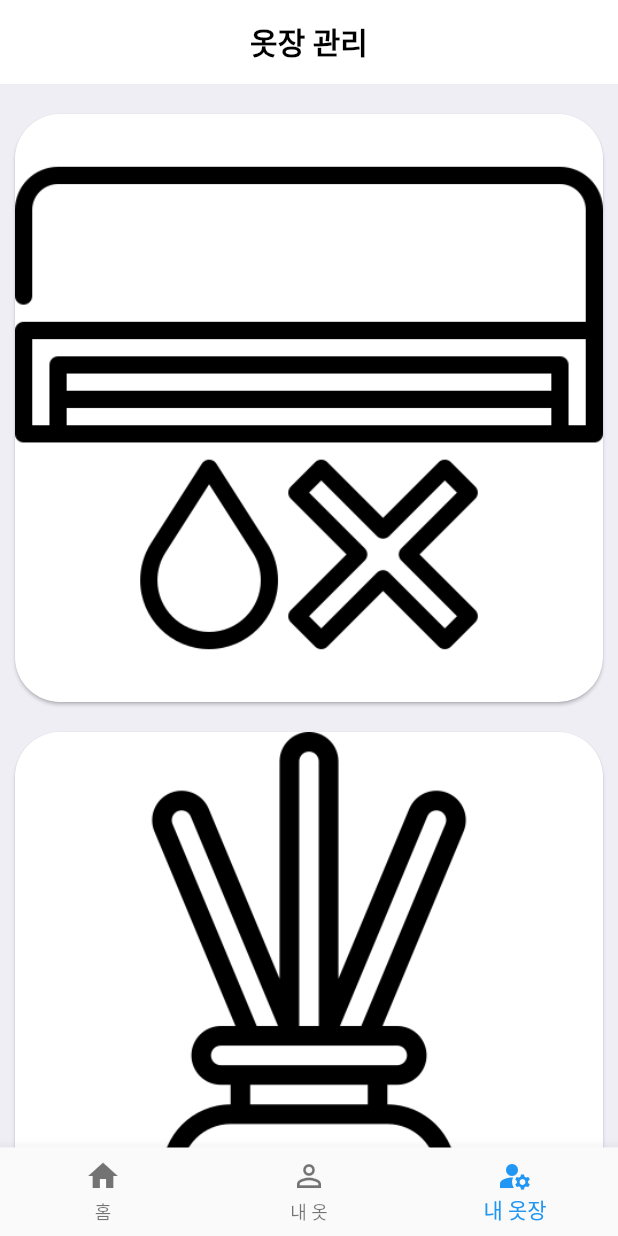
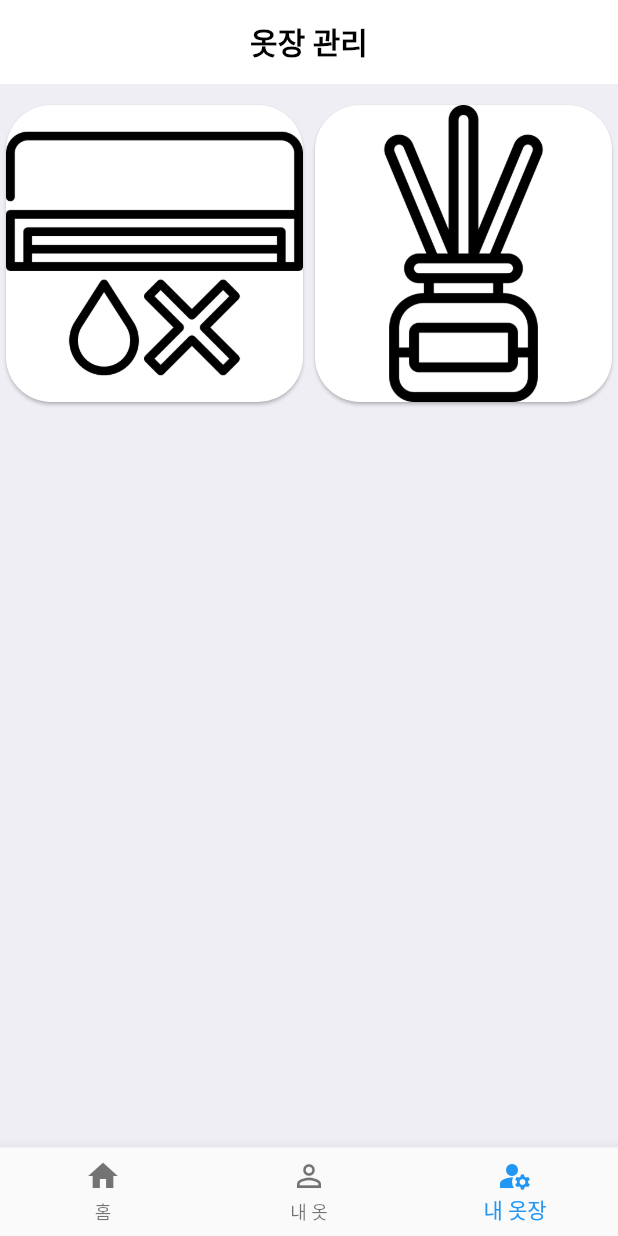
Before and after one commit to Capstone-3/app, a Flutter app: the screen it shows after launch, item 3 of the bottom bar chosen, on a phone screen of 412 x 824 dp. Run offline on Flutter 3.47's test engine with Material 2 defaults, Android fonts, the phone set to English and light mode, and no system bars; our stand-ins replace firebase_core, firebase_database, firebase_storage, image_picker; accounts and stored records are empty.

Commit message:
아이콘 크기 줄이기

```diff
--- a/lib/myClosetPage.dart
+++ b/lib/myClosetPage.dart
@@ -32,12 +32,12 @@ class _myClosetAppState extends State<myClosetApp> {
         padding: EdgeInsets.only(top: 10),
         color: Color.fromRGBO(239, 238, 245, 100),
         child: Center(
-            child: ListView(
+            child: GridView.count(
+          crossAxisCount: 2,
           children: <Card>[
             Card(
               shape: RoundedRectangleBorder(
                   borderRadius: BorderRadius.all(Radius.circular(30))),
-              margin: EdgeInsets.only(left: 10, right: 10, top: 10),
               child: InkWell(
                 onTap: () {
                   Navigator.of(context).push(
@@ -51,7 +51,6 @@ class _myClosetAppState extends State<myClosetApp> {
             Card(
               shape: RoundedRectangleBorder(
                   borderRadius: BorderRadius.all(Radius.circular(30))),
-              margin: EdgeInsets.only(left: 10, right: 10, top: 20),
               child: InkWell(
                 onTap: () {
                   Navigator.of(context).push(
```
